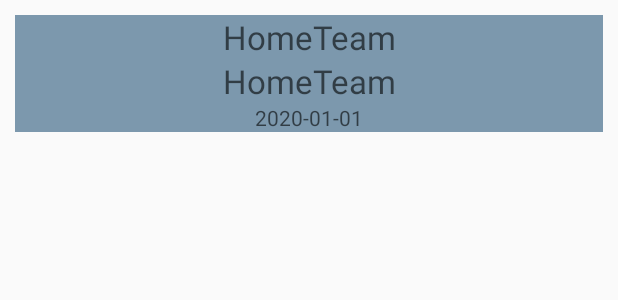
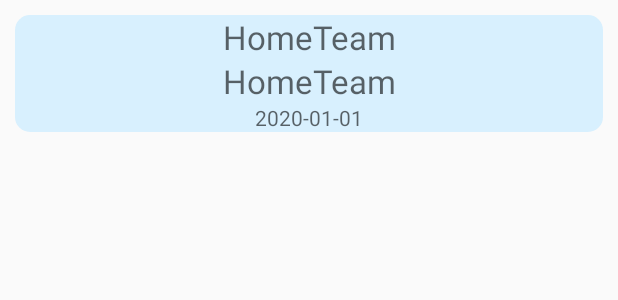
Before and after one commit to Petiazediter/ScoreboardPublic, an Android app: the layout row_item.xml on its own in the app's theme, with its tools: preview values and no code run, on a phone screen of 412 x 824 dp. Shown: the top 300 px of the screen. Run offline under Robolectric (Android 15) with nearby library versions, the phone set to English and light mode, and no system bars; network calls fail.

Commit message:
add rounded button and switch backgroun colors

```diff
--- a/ScoreBoard/app/src/main/java/com/codecool/scoreboard/sport_events/next_events/SportNextEventsPresenter.java
+++ b/ScoreBoard/app/src/main/java/com/codecool/scoreboard/sport_events/next_events/SportNextEventsPresenter.java
@@ -49,7 +49,6 @@ public class SportNextEventsPresenter<V extends SportEventsContract> {
     private void subscribe(NextEventsFragment nextEventsFragment) {
         getSportNextEventWrapperObservable()
 
-                // subscribe to that observable
                 .subscribe(new Observer<SportEventWrapper>() {
                     @Override
                     public void onSubscribe(Disposable d) {
@@ -75,7 +74,6 @@ public class SportNextEventsPresenter<V extends SportEventsContract> {
                                     .add(new SportEvent(id, description,date,homeTeam,awayTeam,
                                             idHomeTeam,idAwayTeam));
                         }
-
                     }
 
                     @Override
@@ -92,5 +90,4 @@ public class SportNextEventsPresenter<V extends SportEventsContract> {
     }
 
 
-
 }
--- /dev/null
+++ b/ScoreBoard/app/src/main/res/drawable/rounded_button.xml
@@ -0,0 +1,13 @@
+<?xml version="1.0" encoding="utf-8"?>
+<shape xmlns:android="http://schemas.android.com/apk/res/android"
+    android:shape="rectangle">
+
+    <solid android:color="@color/light_br"/>
+    <corners android:radius="@dimen/margin_small"/>
+
+
+
+
+
+
+</shape>
--- a/ScoreBoard/app/src/main/res/layout/activity_next_events.xml
+++ b/ScoreBoard/app/src/main/res/layout/activity_next_events.xml
@@ -4,7 +4,7 @@
     xmlns:tools="http://schemas.android.com/tools"
     android:layout_width="match_parent"
     android:layout_height="match_parent"
-    android:background="@color/light_br"
+    android:background="@color/dark_br"
     tools:context=".sport_events.next_events.NextEventsFragment">
 
     <androidx.recyclerview.widget.RecyclerView
--- a/ScoreBoard/app/src/main/res/layout/row_item.xml
+++ b/ScoreBoard/app/src/main/res/layout/row_item.xml
@@ -4,8 +4,8 @@
     android:id="@+id/datarow"
     android:layout_height="wrap_content"
     xmlns:app="http://schemas.android.com/apk/res-auto"
-    android:layout_margin="@dimen/margin_mini"
-    android:background="@color/dark_br"
+    android:layout_margin="@dimen/margin_small"
+    android:background="@drawable/rounded_button"
 
     >
 
--- a/ScoreBoard/app/src/main/res/values/dimens.xml
+++ b/ScoreBoard/app/src/main/res/values/dimens.xml
@@ -1,4 +1,5 @@
 <?xml version="1.0" encoding="utf-8"?>
 <resources>
     <dimen name="margin_mini">10dp</dimen>
+    <dimen name="margin_small">10dp</dimen>
 </resources>
```
Also changed, not shown: ScoreBoard/app/src/main/res/layout/activity_last_events.xml (+6 -3 lines).
